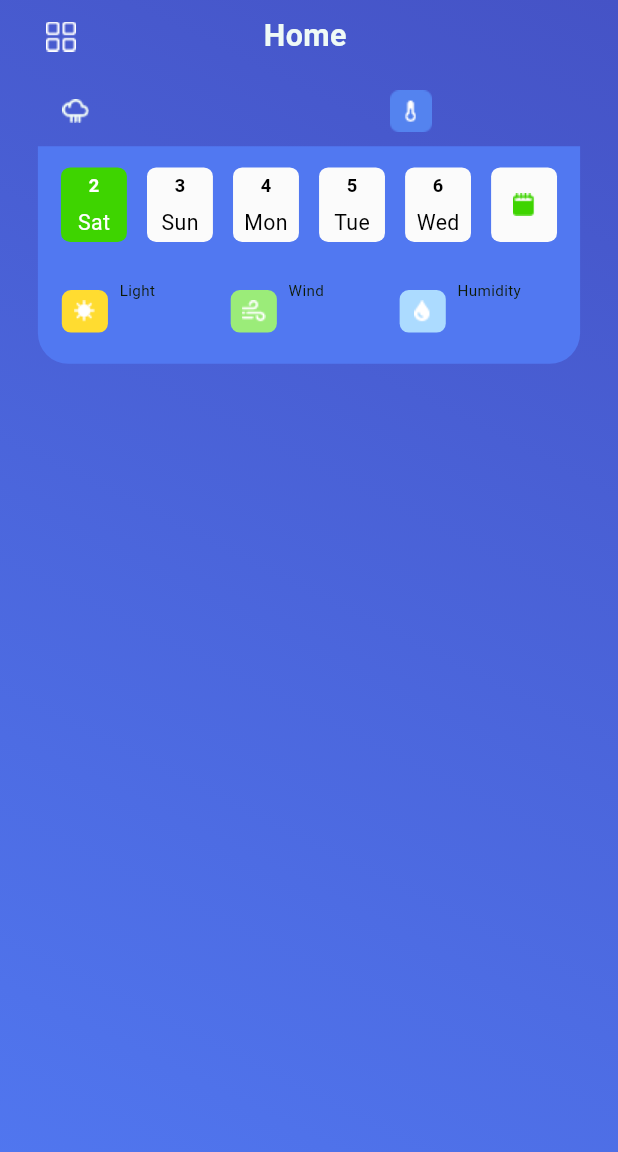
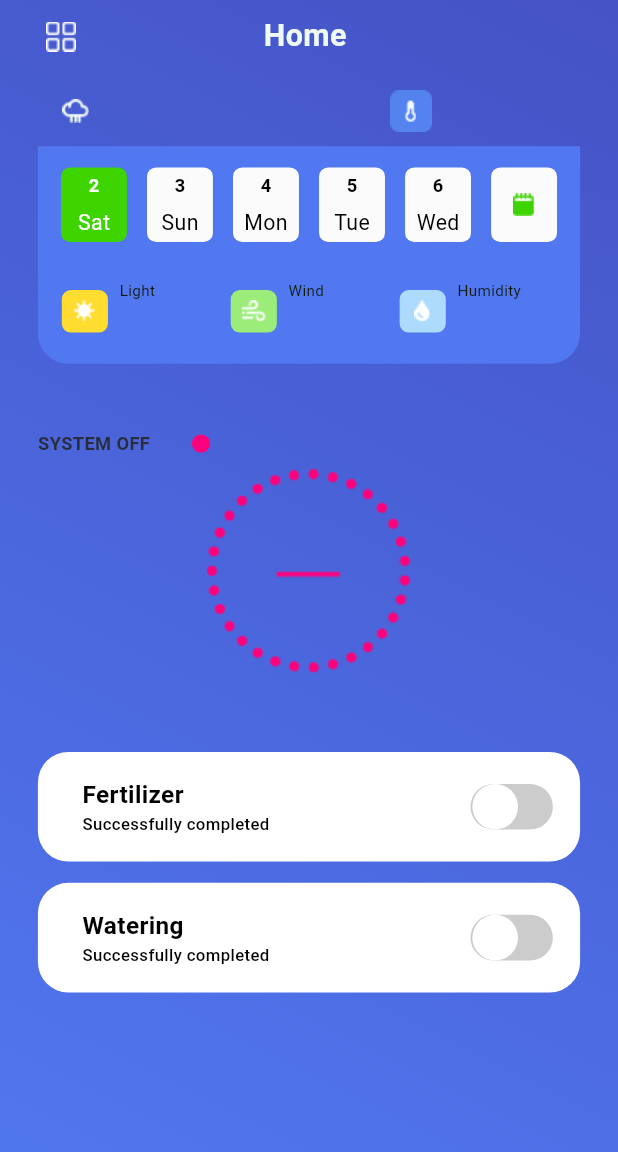
Before and after one commit to WShashinduChamika/MiniProject-AQUO-, a Flutter app: the HomeScreen screen opened directly, on a phone screen of 412 x 824 dp. Shown: the top 1152 px of the screen. Run offline on Flutter 3.47's test engine with Material 3 defaults, Android fonts, the phone set to English and light mode, and no system bars; our stand-ins replace flutter_screenutil, smooth_page_indicator; Roboto replaces fonts that are missing (Montserrat, Muli).

Commit message:
Adding main switch, fertilizer switch and watering switch  on home screen #6

```diff
--- /dev/null
+++ b/aquo/lib/reusable_widgets/system_switches/main_switch.dart
@@ -0,0 +1,89 @@
+import 'package:flutter/material.dart';
+import 'package:flutter_screenutil/flutter_screenutil.dart';
+
+class MainSwitch extends StatefulWidget {
+  final bool isMainSwitchOn;
+  final Function(bool) isMainSwitchOnValue;
+  final bool isWateringSwitchOn;
+  final Function(bool) isWateringSwitchOnValue;
+  final bool isFertilizerSwitchOn;
+  final Function(bool) isFertilizerSwitchOnValue;
+  const MainSwitch(
+      {super.key,
+      required this.isMainSwitchOn,
+      required this.isMainSwitchOnValue,
+      required this.isWateringSwitchOn,
+      required this.isWateringSwitchOnValue,
+      required this.isFertilizerSwitchOn,
+      required this.isFertilizerSwitchOnValue});
+
+  @override
+  State<MainSwitch> createState() => _MainSwitchState();
+}
+
+class _MainSwitchState extends State<MainSwitch> {
+  @override
+  Widget build(BuildContext context) {
+    return Column(
+      children: [
+        Row(
+          children: [
+            Text(
+              !widget.isMainSwitchOn ? 'SYSTEM OFF' : 'SYSTEM ON',
+              style: TextStyle(
+                fontFamily: 'Montserrat',
+                fontWeight: FontWeight.bold,
+                fontSize: 12.sp,
+                color: Color(0xFF272D3B),
+              ),
+            ),
+            Container(
+              margin: EdgeInsets.only(
+                left: 25.w,
+              ),
+              height: 12.h,
+              width: 12.w,
+              decoration: BoxDecoration(
+                color: !widget.isMainSwitchOn
+                    ? const Color(0xFFFF007C)
+                    : const Color(0xFF3ED400),
+                shape: BoxShape.circle,
+              ),
+            ),
+          ],
+        ),
+        SizedBox(
+          height: 8.h,
+        ),
+        Row(
+          mainAxisAlignment: MainAxisAlignment.center,
+          crossAxisAlignment: CrossAxisAlignment.center,
+          children: [
+            Container(
+              child: GestureDetector(
+                onTap: () {
+                  setState(() {
+                    bool updateValue = !widget.isMainSwitchOn;
+                    widget.isMainSwitchOnValue(updateValue);
+
+                    if (!updateValue) {
+                      widget.isFertilizerSwitchOnValue(false);
+                      widget.isWateringSwitchOnValue(false);
+                    }
+                  });
+                },
+                child: Image(
+                  height: 135.h,
+                  width: 135.w,
+                  image: !widget.isMainSwitchOn
+                      ? const AssetImage('images/home/systemoff.png')
+                      : const AssetImage('images/home/systemon.png'),
+                ),
+              ),
+            ),
+          ],
+        ),
+      ],
+    );
+  }
+}
--- /dev/null
+++ b/aquo/lib/reusable_widgets/system_switches/system_switch.dart
@@ -0,0 +1,104 @@
+import 'package:flutter/material.dart';
+import 'package:flutter_screenutil/flutter_screenutil.dart';
+
+class SystemSwitch extends StatefulWidget {
+  final bool isMainSwitchOn;
+  final bool isSwitchOn;
+  final Function(bool) isSwitchOnValue;
+  final String systemType;
+  const SystemSwitch(
+      {super.key,
+      required this.isMainSwitchOn,
+      required this.isSwitchOn,
+      required this.isSwitchOnValue,
+      required this.systemType});
+
+  @override
+  State<SystemSwitch> createState() => _SystemSwitchState();
+}
+
+class _SystemSwitchState extends State<SystemSwitch> {
+  @override
+  Widget build(BuildContext context) {
+    return Container(
+      height: 72.h,
+      width: 329.w,
+      decoration: BoxDecoration(
+        color: Color(0xFFFFFFFF),
+        borderRadius: BorderRadius.all(
+          Radius.circular(20.r),
+        ),
+      ),
+      child: Row(
+        children: [
+          Container(
+            margin: EdgeInsets.only(left: 27.w),
+            child: Column(
+              mainAxisAlignment: MainAxisAlignment.center,
+              crossAxisAlignment: CrossAxisAlignment.start,
+              children: [
+                Text(
+                  widget.systemType,
+                  style: TextStyle(
+                    fontFamily: 'Montserrat',
+                    fontWeight: FontWeight.bold,
+                    fontSize: 16.sp,
+                    color: Colors.black,
+                  ),
+                ),
+                Text(
+                  'Successfully completed',
+                  style: TextStyle(
+                    fontFamily: 'Montserrat',
+                    fontWeight: FontWeight.w500,
+                    fontSize: 11.sp,
+                    color: Colors.black,
+                  ),
+                ),
+              ],
+            ),
+          ),
+          GestureDetector(
+            onTap: widget.isMainSwitchOn
+                ? () {
+                    setState(() {
+                      bool updateValue = !widget.isSwitchOn;
+                      widget.isSwitchOnValue(updateValue);
+                    });
+                  }
+                : () {},
+            child: Container(
+              margin: EdgeInsets.only(left: 122.w),
+              height: 30.h,
+              width: 50.w,
+              decoration: BoxDecoration(
+                color: !widget.isSwitchOn
+                    ? const Color(0xFFCCCCCC)
+                    : const Color(0xFF4CD964),
+                borderRadius: BorderRadius.all(
+                  Radius.circular(20.r),
+                ),
+              ),
+              child: Row(
+                mainAxisAlignment: !widget.isSwitchOn
+                    ? MainAxisAlignment.start
+                    : MainAxisAlignment.end,
+                children: [
+                  Container(
+                    //margin: EdgeInsets.only(left: !isFertilizerSwitchOn?0.w:),
+                    height: 30.h,
+                    width: 30.w,
+                    decoration: const BoxDecoration(
+                      shape: BoxShape.circle,
+                      color: Color(0xFFFFFFFF),
+                    ),
+                  ),
+                ],
+              ),
+            ),
+          ),
+        ],
+      ),
+    );
+  }
+}
--- a/aquo/lib/screens/home.dart
+++ b/aquo/lib/screens/home.dart
@@ -5,6 +5,8 @@ import 'package:aquo/reusable_widgets/home_components/cloudStatus_and_temp_%20to
 import 'package:aquo/reusable_widgets/home_components/cloudStatus_and_temp_%20tools/weather_tooltype01.dart';
 import 'package:aquo/reusable_widgets/home_components/navbar.dart';
 import 'package:aquo/reusable_widgets/home_components/top_menu.dart';
+import 'package:aquo/reusable_widgets/system_switches/main_switch.dart';
+import 'package:aquo/reusable_widgets/system_switches/system_switch.dart';
 import 'package:flutter/material.dart';
 import 'package:flutter_screenutil/flutter_screenutil.dart';
 
@@ -34,6 +36,11 @@ class _HomeScreenState extends State<HomeScreen> {
   String humidity = "";
   String windSpeed = "";
   String sunLightLevel = "";
+
+  //variable to check switches status
+  bool isMainSwitchOn = false;
+  bool isFertilizerSwitchOn = false;
+  bool isWateringSwitchOn = false;
 
   @override
   Widget build(BuildContext context) {
@@ -168,6 +175,66 @@ class _HomeScreenState extends State<HomeScreen> {
                     SizedBox(
                       height: 22.h,
                     ),
+                    SizedBox(
+                      height: 22.h,
+                    ),
+                    //begininng of the main switch
+                    Container(
+                      width: 329.w,
+                      height: 165.h,
+                      child: MainSwitch(
+                        isMainSwitchOn: isMainSwitchOn,
+                        isMainSwitchOnValue: (value) {
+                          setState(() {
+                            isMainSwitchOn = value;
+                          });
+                        },
+                        isWateringSwitchOn: isWateringSwitchOn,
+                        isWateringSwitchOnValue: (value) {
+                          setState(() {
+                            isWateringSwitchOn = value;
+                          });
+                        },
+                        isFertilizerSwitchOn: isFertilizerSwitchOn,
+                        isFertilizerSwitchOnValue: (value) {
+                          setState(() {
+                            isFertilizerSwitchOn = value;
+                          });
+                        },
+                      ),
+                    ),
+                    //end of the main switch
+                    SizedBox(
+                      height: 46.h,
+                    ),
+                    //Begining of the fertilizer switch
+                    SystemSwitch(
+                        isMainSwitchOn: isMainSwitchOn,
+                        isSwitchOn: isFertilizerSwitchOn,
+                        isSwitchOnValue: (value) {
+                          setState(() {
+                            isFertilizerSwitchOn = value;
+                          });
+                        },
+                        systemType: "Fertilizer"),
+                    //End of the fertilizer switch
+                    SizedBox(
+                      height: 14.h,
+                    ),
+                    //Begining of the watering switch
+                    SystemSwitch(
+                        isMainSwitchOn: isMainSwitchOn,
+                        isSwitchOn: isWateringSwitchOn,
+                        isSwitchOnValue: (value) {
+                          setState(() {
+                            isWateringSwitchOn = value;
+                          });
+                        },
+                        systemType: "Watering"),
+                    //end of the watering switch
+                    SizedBox(
+                      height: 20.h,
+                    ),
                   ],
                 ),
               ),
```
